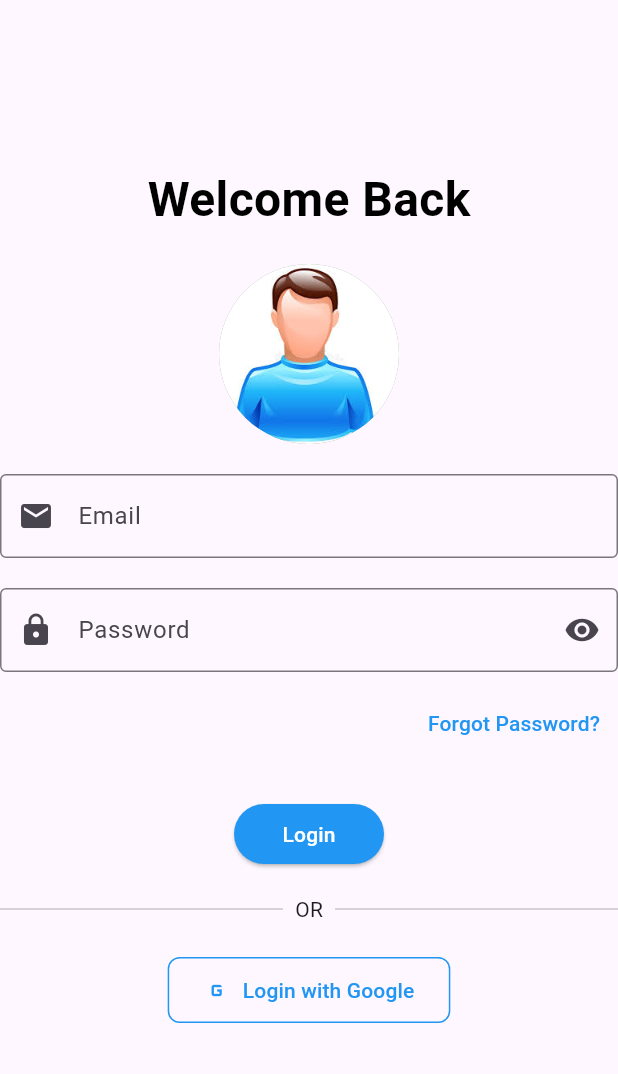
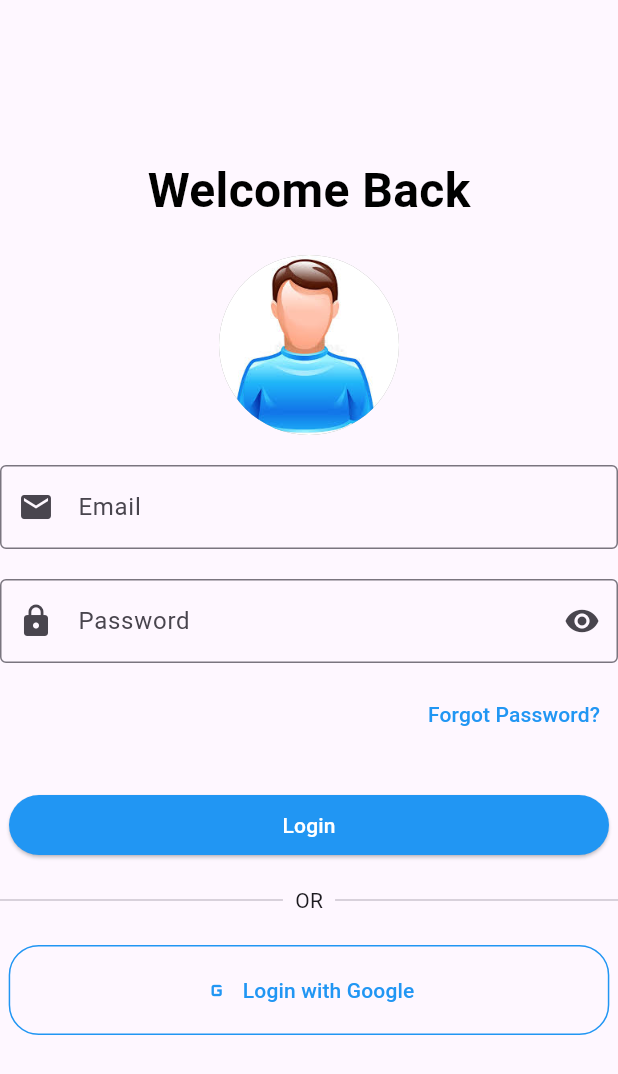
Before and after one commit to muhamadayeshaaulia/week6_splash_screen, a Flutter app: the MyLogin screen opened directly, on a phone screen of 412 x 824 dp. Shown: the top 1074 px of the screen. Run offline on Flutter 3.47's test engine with Material 3 defaults, Android fonts, the phone set to English and light mode, and no system bars.

Commit message:
merubah ukuran button dan menyesuaikan sizenya

```diff
--- a/lib/screen/login.dart
+++ b/lib/screen/login.dart
@@ -76,7 +76,7 @@ class MyLogin extends StatelessWidget {
           SizedBox(height: 30),
           Container(
             height: 40,
-            width: 100,
+            width: 400,
             child: ElevatedButton(
               onPressed: () {},
               style: ElevatedButton.styleFrom(backgroundColor: Colors.blue),
@@ -95,6 +95,7 @@ class MyLogin extends StatelessWidget {
             ],
           ),
           SizedBox(height: 20),
+
           OutlinedButton.icon(
             onPressed: () {},
             icon: Icon(Icons.g_mobiledata, color: Colors.blue),
@@ -105,9 +106,9 @@ class MyLogin extends StatelessWidget {
             style: OutlinedButton.styleFrom(
               side: BorderSide(color: Colors.blue),
               shape: RoundedRectangleBorder(
-                borderRadius: BorderRadius.circular(8.0),
+                borderRadius: BorderRadius.circular(20.0),
               ),
-              padding: EdgeInsets.symmetric(vertical: 12.0, horizontal: 24.0),
+              padding: EdgeInsets.symmetric(vertical: 20.0, horizontal: 130.0),
             ),
           ),
           SizedBox(height: 30),
```
